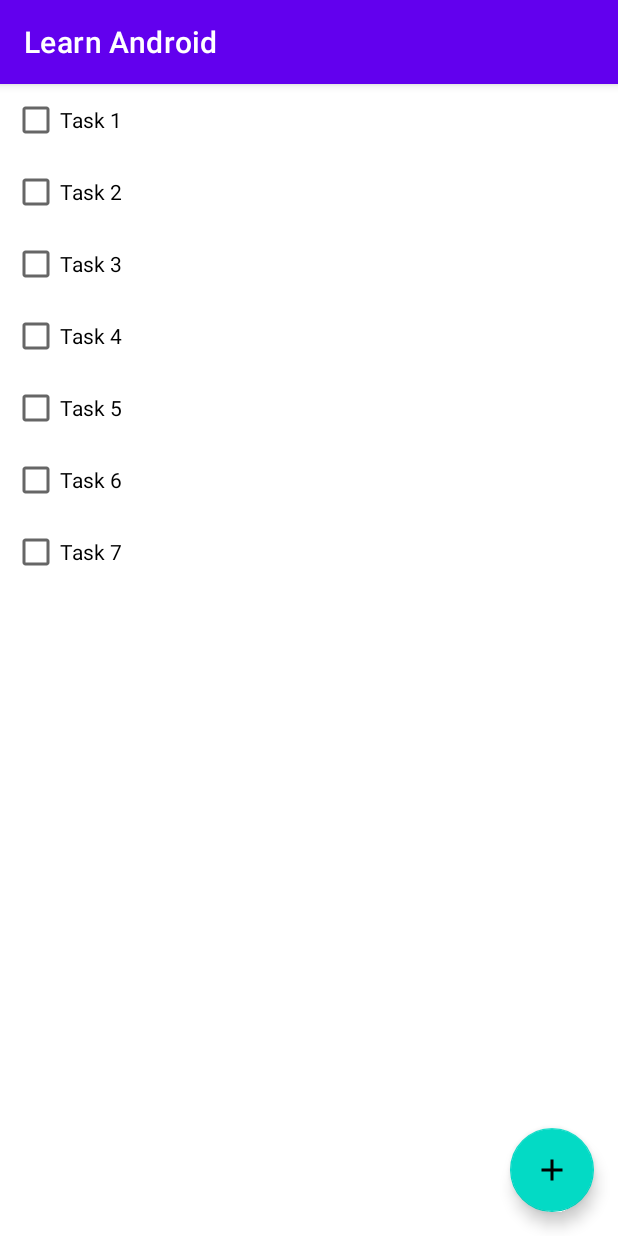
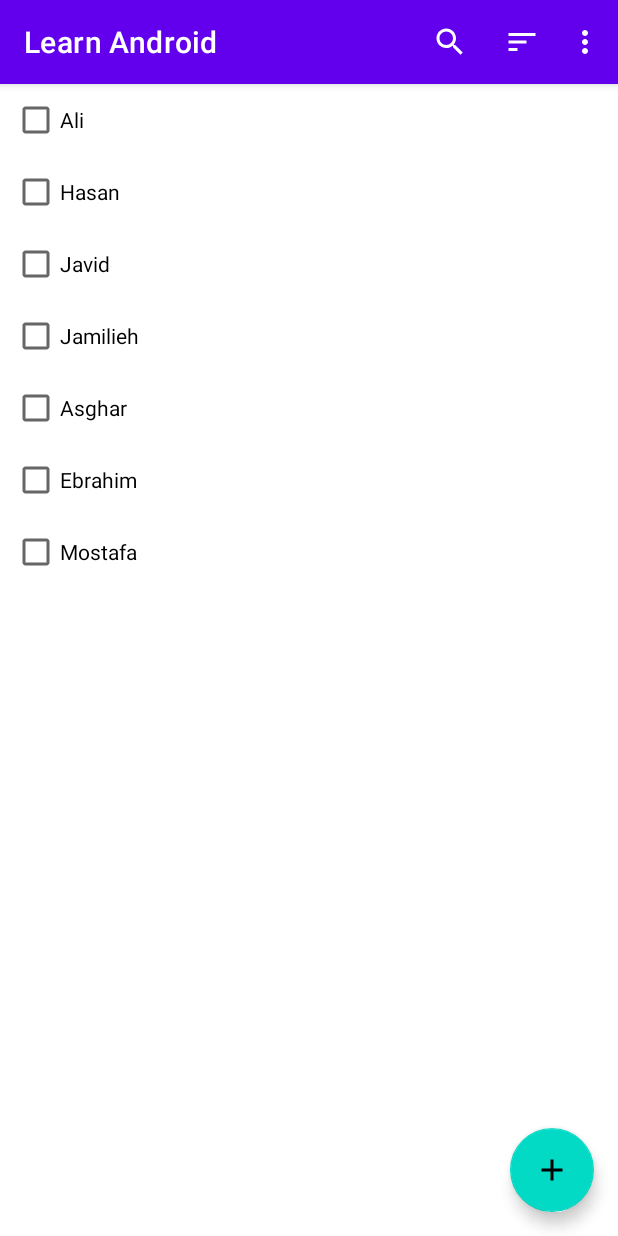
Before and after one commit to ashrafimostafa/learn-android, an Android app: the screen it shows after launch (MainActivity), on a phone screen of 412 x 824 dp. Run offline under Robolectric (Android 15) with nearby library versions, the phone set to English and light mode, and no system bars; our stand-ins replace Dagger/Hilt's generated code, Room's generated code; libraries missing offline, so code that uses them is left out: androidx.hilt.lifecycle.

Commit message:
menu in progress'

```diff
--- a/app/src/main/java/com/dev/learnandroid/data/local/TaskDao.kt
+++ b/app/src/main/java/com/dev/learnandroid/data/local/TaskDao.kt
@@ -6,8 +6,8 @@ import kotlinx.coroutines.flow.Flow
 @Dao
 interface TaskDao {
 
-    @Query("SELECT * FROM tasktable")
-    fun getAllTask(): Flow<List<Task>>
+    @Query("SELECT * FROM tasktable WHERE name LIKE '%' || :searchQuery || '%' ORDER BY isImportant DESC")
+    fun getAllTask(searchQuery: String): Flow<List<Task>>
 
     @Insert(onConflict = OnConflictStrategy.REPLACE)
     suspend fun insertTask(task: Task)
--- a/app/src/main/java/com/dev/learnandroid/data/local/TaskDatabase.kt
+++ b/app/src/main/java/com/dev/learnandroid/data/local/TaskDatabase.kt
@@ -25,13 +25,13 @@ abstract class TaskDatabase : RoomDatabase() {
             //dummy data
             val dao = database.get().taskDao()
             applicationScope.launch {
-                dao.insertTask(Task("Task 1"))
-                dao.insertTask(Task("Task 2"))
-                dao.insertTask(Task("Task 3"))
-                dao.insertTask(Task("Task 4"))
-                dao.insertTask(Task("Task 5"))
-                dao.insertTask(Task("Task 6"))
-                dao.insertTask(Task("Task 7"))
+                dao.insertTask(Task("Ali"))
+                dao.insertTask(Task("Hasan"))
+                dao.insertTask(Task("Javid"))
+                dao.insertTask(Task("Jamilieh"))
+                dao.insertTask(Task("Asghar"))
+                dao.insertTask(Task("Ebrahim"))
+                dao.insertTask(Task("Mostafa"))
             }
         }
     }
--- a/app/src/main/java/com/dev/learnandroid/ui/task/TaskFragment.kt
+++ b/app/src/main/java/com/dev/learnandroid/ui/task/TaskFragment.kt
@@ -1,13 +1,18 @@
 package com.dev.learnandroid.ui.task
 
 import android.os.Bundle
+import android.view.Menu
+import android.view.MenuInflater
+import android.view.MenuItem
 import android.view.View
 import android.widget.LinearLayout
+import android.widget.SearchView
 import androidx.fragment.app.Fragment
 import androidx.fragment.app.viewModels
 import androidx.recyclerview.widget.LinearLayoutManager
 import com.dev.learnandroid.R
 import com.dev.learnandroid.databinding.FragmentTaskBinding
+import com.dev.learnandroid.util.onQueryTextChange
 import dagger.hilt.android.AndroidEntryPoint
 
 @AndroidEntryPoint
@@ -34,5 +39,38 @@ class TaskFragment : Fragment(R.layout.fragment_task) {
         viewModel.taskList.observe(viewLifecycleOwner) { tasks ->
             taskAdapter.submitList(tasks)
         }
+
+        setHasOptionsMenu(true)
+    }
+
+    override fun onCreateOptionsMenu(menu: Menu, inflater: MenuInflater) {
+        super.onCreateOptionsMenu(menu, inflater)
+        inflater.inflate(R.menu.menu_task, menu)
+
+        val searchItem = menu.findItem(R.id.menu_task_search)
+        val searchView = searchItem.actionView as androidx.appcompat.widget.SearchView
+
+        searchView.onQueryTextChange { query ->
+            viewModel.searchQuery.value = query
+        }
+    }
+
+    override fun onOptionsItemSelected(item: MenuItem): Boolean {
+        return when (item.itemId) {
+            R.id.menu_task_sort_name -> {
+                true
+            }
+            R.id.menu_task_sort_date -> {
+                true
+            }
+            R.id.menu_task_hide_complete_task -> {
+                item.isChecked = !item.isChecked
+                true
+            }
+            R.id.menu_task_delete_all_completed_task -> {
+                true
+            }
+            else -> super.onOptionsItemSelected(item)
+        }
     }
 }
--- a/app/src/main/java/com/dev/learnandroid/ui/task/TaskViewModel.kt
+++ b/app/src/main/java/com/dev/learnandroid/ui/task/TaskViewModel.kt
@@ -4,12 +4,19 @@ import androidx.hilt.lifecycle.ViewModelInject
 import androidx.lifecycle.ViewModel
 import androidx.lifecycle.asLiveData
 import com.dev.learnandroid.data.local.TaskDao
+import kotlinx.coroutines.flow.MutableStateFlow
+import kotlinx.coroutines.flow.flatMapLatest
 
 class TaskViewModel @ViewModelInject constructor(
     private val taskDao: TaskDao
 ) : ViewModel() {
 
-    val taskList = taskDao.getAllTask().asLiveData()
+    val searchQuery = MutableStateFlow("")
 
+    private val taskFlow = searchQuery.flatMapLatest {
+        taskDao.getAllTask(it)
+    }
+
+    val taskList = taskFlow.asLiveData()
 
 }
--- /dev/null
+++ b/app/src/main/java/com/dev/learnandroid/util/ViewExtension.kt
@@ -0,0 +1,17 @@
+package com.dev.learnandroid.util
+
+import androidx.appcompat.widget.SearchView
+
+
+inline fun SearchView.onQueryTextChange(crossinline listener: (String) -> Unit) {
+    this.setOnQueryTextListener(object : SearchView.OnQueryTextListener {
+        override fun onQueryTextSubmit(query: String?): Boolean {
+            return true
+        }
+
+        override fun onQueryTextChange(newText: String?): Boolean {
+            listener(newText.orEmpty())
+            return true
+        }
+    })
+}
--- /dev/null
+++ b/app/src/main/res/drawable/ic_search.xml
@@ -0,0 +1,10 @@
+<vector xmlns:android="http://schemas.android.com/apk/res/android"
+    android:width="24dp"
+    android:height="24dp"
+    android:tint="#FFFFFF"
+    android:viewportWidth="24"
+    android:viewportHeight="24">
+    <path
+        android:fillColor="@android:color/white"
+        android:pathData="M15.5,14h-0.79l-0.28,-0.27C15.41,12.59 16,11.11 16,9.5 16,5.91 13.09,3 9.5,3S3,5.91 3,9.5 5.91,16 9.5,16c1.61,0 3.09,-0.59 4.23,-1.57l0.27,0.28v0.79l5,4.99L20.49,19l-4.99,-5zM9.5,14C7.01,14 5,11.99 5,9.5S7.01,5 9.5,5 14,7.01 14,9.5 11.99,14 9.5,14z" />
+</vector>
--- /dev/null
+++ b/app/src/main/res/drawable/ic_sort.xml
@@ -0,0 +1,10 @@
+<vector xmlns:android="http://schemas.android.com/apk/res/android"
+    android:width="24dp"
+    android:height="24dp"
+    android:tint="#FFFFFF"
+    android:viewportWidth="24"
+    android:viewportHeight="24">
+    <path
+        android:fillColor="@android:color/white"
+        android:pathData="M3,18h6v-2L3,16v2zM3,6v2h18L21,6L3,6zM3,13h12v-2L3,11v2z" />
+</vector>
--- /dev/null
+++ b/app/src/main/res/menu/menu_task.xml
@@ -0,0 +1,37 @@
+<?xml version="1.0" encoding="utf-8"?>
+<menu xmlns:android="http://schemas.android.com/apk/res/android"
+    xmlns:app="http://schemas.android.com/apk/res-auto">
+
+    <item
+        android:id="@+id/menu_task_search"
+        android:icon="@drawable/ic_search"
+        android:title="search"
+        app:actionViewClass="androidx.appcompat.widget.SearchView"
+        app:showAsAction="always|collapseActionView" />
+
+    <item
+        android:icon="@drawable/ic_sort"
+        android:title="sort"
+        app:showAsAction="always">
+        <menu>
+            <item
+                android:id="@+id/menu_task_sort_name"
+                android:title="Sort by name" />
+            <item
+                android:id="@+id/menu_task_sort_date"
+                android:title="Sort by creation date" />
+        </menu>
+    </item>
+
+    <item
+        android:id="@+id/menu_task_hide_complete_task"
+        android:checkable="true"
+        android:title="Hide completed"
+        app:showAsAction="never"/>
+
+    <item
+        android:id="@+id/menu_task_delete_all_completed_task"
+        android:title="Delete completed tasks"
+        app:showAsAction="never"/>
+
+</menu>
```
